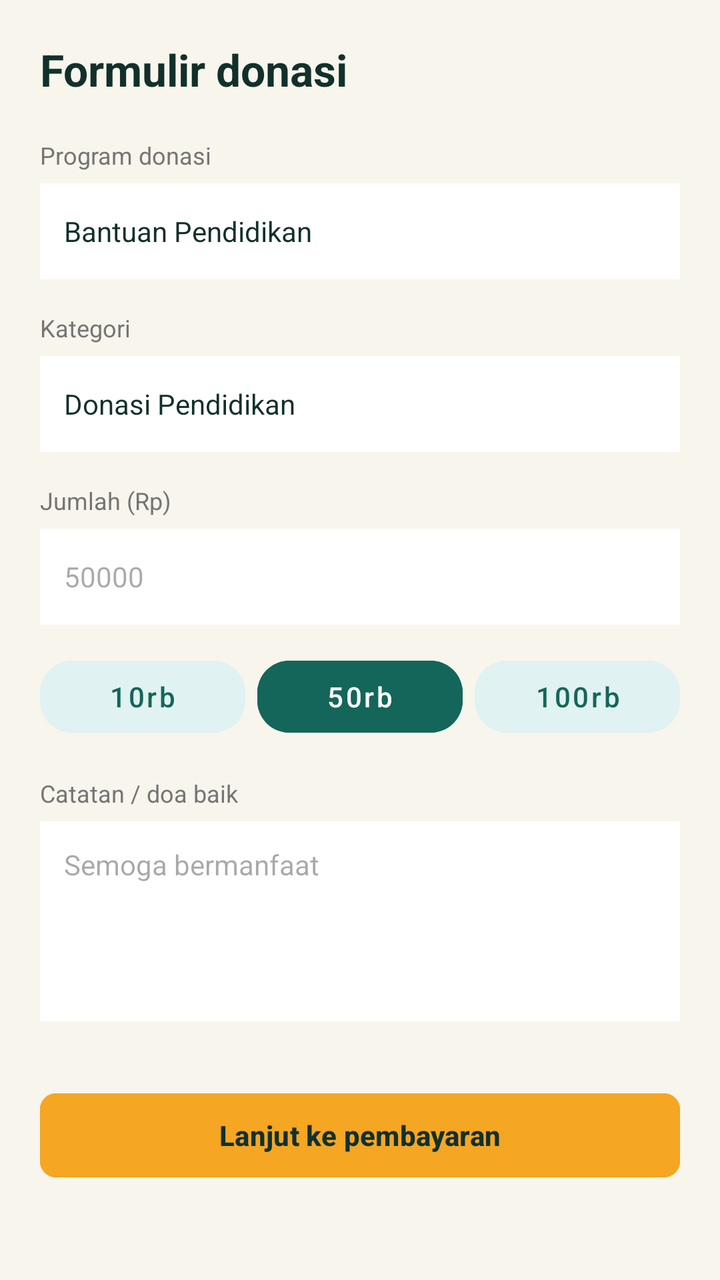
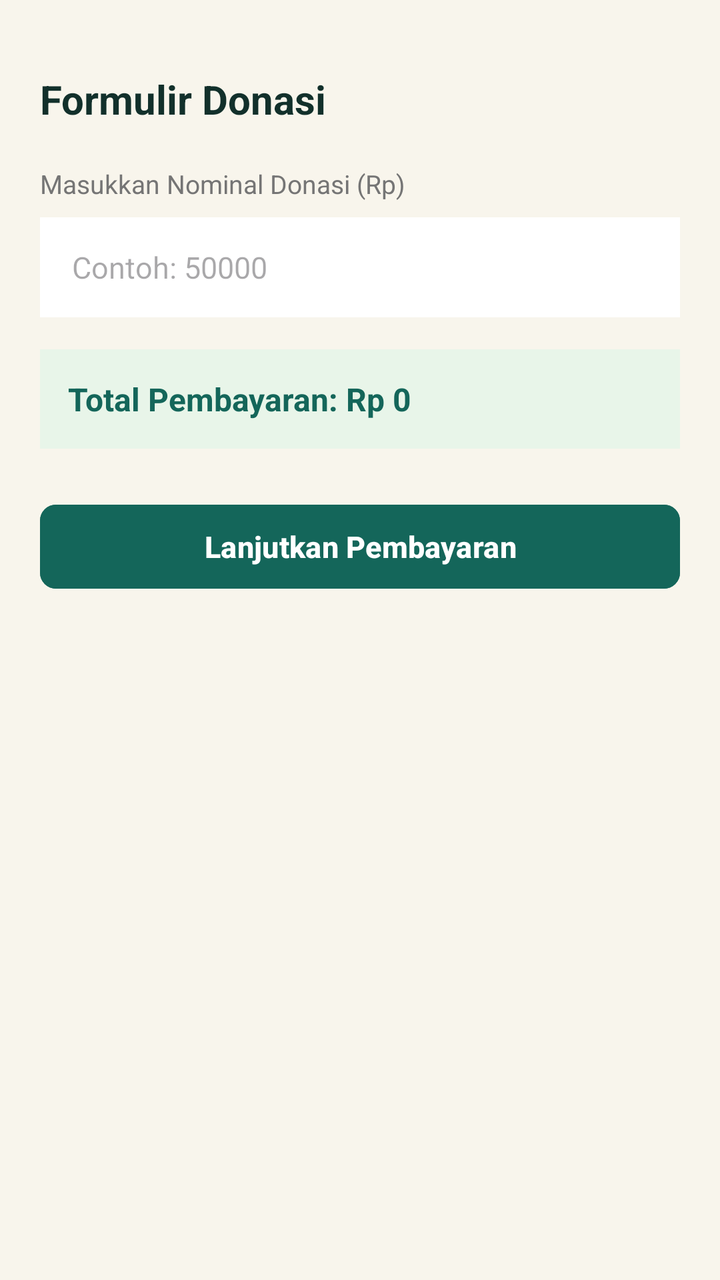

Screens rendered from an Android XML layout before and after an edit, with the pre-edit source and the edit as a unified diff.
<!-- AndroidManifest.xml: application theme Theme.TemanBaik_Kila -->
<!-- res/layout/activity_form_donasi.xml -->
<?xml version="1.0" encoding="utf-8"?>
<ScrollView xmlns:android="http://schemas.android.com/apk/res/android"
    xmlns:app="http://schemas.android.com/apk/res-auto"
    android:layout_width="match_parent"
    android:layout_height="match_parent"
    android:background="@color/krem_bg">

    <LinearLayout
        android:layout_width="match_parent"
        android:layout_height="wrap_content"
        android:orientation="vertical"
        android:padding="20dp">

        <TextView
            android:layout_width="wrap_content"
            android:layout_height="wrap_content"
            android:text="Formulir donasi"
            android:textColor="@color/tinta_dark"
            android:textSize="22sp"
            android:textStyle="bold" />

        
        <TextView
            android:layout_width="wrap_content"
            android:layout_height="wrap_content"
            android:layout_marginTop="20dp"
            android:text="Program donasi"
            android:textColor="@color/gray_text"
            android:textSize="12sp" />

        <EditText
            android:layout_width="match_parent"
            android:layout_height="48dp"
            android:layout_marginTop="6dp"
            android:background="@color/white"
            android:enabled="false"
            android:paddingHorizontal="12dp"
            android:text="Bantuan Pendidikan"
            android:textColor="@color/tinta_dark"
            android:textSize="14sp" />

        
        <TextView
            android:layout_width="wrap_content"
            android:layout_height="wrap_content"
            android:layout_marginTop="16dp"
            android:text="Kategori"
            android:textColor="@color/gray_text"
            android:textSize="12sp" />

        <EditText
            android:layout_width="match_parent"
            android:layout_height="48dp"
            android:layout_marginTop="6dp"
            android:background="@color/white"
            android:enabled="false"
            android:paddingHorizontal="12dp"
            android:text="Donasi Pendidikan"
            android:textColor="@color/tinta_dark"
            android:textSize="14sp" />

        
        <TextView
            android:layout_width="wrap_content"
            android:layout_height="wrap_content"
            android:layout_marginTop="16dp"
            android:text="Jumlah (Rp)"
            android:textColor="@color/gray_text"
            android:textSize="12sp" />

        <EditText
            android:id="@+id/et_jumlah_donasi"
            android:layout_width="match_parent"
            android:layout_height="48dp"
            android:layout_marginTop="6dp"
            android:background="@color/white"
            android:hint="50000"
            android:inputType="number"
            android:paddingHorizontal="12dp"
            android:textColor="@color/tinta_dark"
            android:textSize="14sp" />

        
        <LinearLayout
            android:layout_width="match_parent"
            android:layout_height="wrap_content"
            android:layout_marginTop="12dp"
            android:orientation="horizontal">

            <Button
                style="@style/Widget.MaterialComponents.Button.UnelevatedButton"
                android:layout_width="0dp"
                android:layout_height="wrap_content"
                android:layout_marginEnd="6dp"
                android:layout_weight="1"
                android:backgroundTint="#E0F2F1"
                android:text="10rb"
                android:textAllCaps="false"
                android:textColor="@color/teal_primary"
                app:cornerRadius="16dp" />

            <Button
                style="@style/Widget.MaterialComponents.Button.UnelevatedButton"
                android:layout_width="0dp"
                android:layout_height="wrap_content"
                android:layout_marginEnd="6dp"
                android:layout_weight="1"
                android:backgroundTint="@color/teal_primary"
                android:text="50rb"
                android:textAllCaps="false"
                android:textColor="@color/white"
                app:cornerRadius="16dp" />

            <Button
                style="@style/Widget.MaterialComponents.Button.UnelevatedButton"
                android:layout_width="0dp"
                android:layout_height="wrap_content"
                android:layout_weight="1"
                android:backgroundTint="#E0F2F1"
                android:text="100rb"
                android:textAllCaps="false"
                android:textColor="@color/teal_primary"
                app:cornerRadius="16dp" />
        </LinearLayout>

        
        <TextView
            android:layout_width="wrap_content"
            android:layout_height="wrap_content"
            android:layout_marginTop="16dp"
            android:text="Catatan / doa baik"
            android:textColor="@color/gray_text"
            android:textSize="12sp" />

        <EditText
            android:layout_width="match_parent"
            android:layout_height="100dp"
            android:layout_marginTop="6dp"
            android:background="@color/white"
            android:gravity="top|start"
            android:hint="Semoga bermanfaat"
            android:padding="12dp"
            android:textColor="@color/tinta_dark"
            android:textSize="14sp" />

        
        <Button
            android:id="@+id/btn_lanjut_pembayaran"
            android:layout_width="match_parent"
            android:layout_height="50dp"
            android:layout_marginTop="32dp"
            android:backgroundTint="@color/amber_accent"
            android:text="Lanjut ke pembayaran"
            android:textAllCaps="false"
            android:textColor="@color/tinta_dark"
            android:textStyle="bold"
            app:cornerRadius="8dp" />

    </LinearLayout>
</ScrollView>
<!-- resources referenced by this layout -->
<resources>
  <color name="amber_accent">#F5A623</color>
  <color name="gray_text">#757575</color>
  <color name="krem_bg">#F8F5EC</color>
  <color name="teal_primary">#14665A</color>
  <color name="tinta_dark">#12302B</color>
  <color name="white">#FFFFFF</color>
  <style name="Theme.TemanBaik_Kila" parent="Base.Theme.TemanBaik_Kila" />
  <style name="Base.Theme.TemanBaik_Kila" parent="Theme.Material3.DayNight.NoActionBar">
          
          
      </style>
</resources>

<!-- the commit's change to res/layout/activity_form_donasi.xml (unified diff, before → after) -->
@@ -1,160 +1,66 @@
 <?xml version="1.0" encoding="utf-8"?>
-<ScrollView xmlns:android="http://schemas.android.com/apk/res/android"
+<LinearLayout xmlns:android="http://schemas.android.com/apk/res/android"
     xmlns:app="http://schemas.android.com/apk/res-auto"
     android:layout_width="match_parent"
     android:layout_height="match_parent"
+    android:orientation="vertical"
+    android:padding="20dp"
     android:background="@color/krem_bg">
 
-    <LinearLayout
+    <TextView
+        android:layout_width="wrap_content"
+        android:layout_height="wrap_content"
+        android:layout_marginTop="16dp"
+        android:text="Formulir Donasi"
+        android:textColor="@color/tinta_dark"
+        android:textSize="20sp"
+        android:textStyle="bold" />
+
+    
+    <TextView
+        android:layout_width="wrap_content"
+        android:layout_height="wrap_content"
+        android:layout_marginTop="20dp"
+        android:text="Masukkan Nominal Donasi (Rp)"
+        android:textColor="@color/gray_text"
+        android:textSize="13sp" />
+
+    <EditText
+        android:id="@+id/et_nominal_donasi"
+        android:layout_width="match_parent"
+        android:layout_height="50dp"
+        android:layout_marginTop="8dp"
+        android:background="@color/white"
+        android:hint="Contoh: 50000"
+        android:inputType="number"
+        android:paddingHorizontal="16dp"
+        android:textSize="15sp" />
+
+    
+    <TextView
+        android:id="@+id/tv_total_bayar"
         android:layout_width="match_parent"
         android:layout_height="wrap_content"
-        android:orientation="vertical"
-        android:padding="20dp">
+        android:layout_marginTop="16dp"
+        android:background="#E8F5E9"
+        android:padding="14dp"
+        android:text="Total Pembayaran: Rp 0"
+        android:textColor="@color/teal_primary"
+        android:textSize="16sp"
+        android:textStyle="bold" />
 
-        <TextView
-            android:layout_width="wrap_content"
-            android:layout_height="wrap_content"
-            android:text="Formulir donasi"
-            android:textColor="@color/tinta_dark"
-            android:textSize="22sp"
-            android:textStyle="bold" />
+    
+    <Button
+        android:id="@+id/btn_lanjut_bayar"
+        android:layout_width="match_parent"
+        android:layout_height="50dp"
+        android:layout_marginTop="24dp"
+        android:backgroundTint="@color/teal_primary"
+        android:text="Lanjutkan Pembayaran"
+        android:textAllCaps="false"
+        android:textColor="@color/white"
+        android:textSize="15sp"
+        android:textStyle="bold"
+        app:cornerRadius="8dp" />
 
-        
-        <TextView
-            android:layout_width="wrap_content"
-            android:layout_height="wrap_content"
-            android:layout_marginTop="20dp"
-            android:text="Program donasi"
-            android:textColor="@color/gray_text"
-            android:textSize="12sp" />
-
-        <EditText
-            android:layout_width="match_parent"
-            android:layout_height="48dp"
-            android:layout_marginTop="6dp"
-            android:background="@color/white"
-            android:enabled="false"
-            android:paddingHorizontal="12dp"
-            android:text="Bantuan Pendidikan"
-            android:textColor="@color/tinta_dark"
-            android:textSize="14sp" />
-
-        
-        <TextView
-            android:layout_width="wrap_content"
-            android:layout_height="wrap_content"
-            android:layout_marginTop="16dp"
-            android:text="Kategori"
-            android:textColor="@color/gray_text"
-            android:textSize="12sp" />
-
-        <EditText
-            android:layout_width="match_parent"
-            android:layout_height="48dp"
-            android:layout_marginTop="6dp"
-            android:background="@color/white"
-            android:enabled="false"
-            android:paddingHorizontal="12dp"
-            android:text="Donasi Pendidikan"
-            android:textColor="@color/tinta_dark"
-            android:textSize="14sp" />
-
-        
-        <TextView
-            android:layout_width="wrap_content"
-            android:layout_height="wrap_content"
-            android:layout_marginTop="16dp"
-            android:text="Jumlah (Rp)"
-            android:textColor="@color/gray_text"
-            android:textSize="12sp" />
-
-        <EditText
-            android:id="@+id/et_jumlah_donasi"
-            android:layout_width="match_parent"
-            android:layout_height="48dp"
-            android:layout_marginTop="6dp"
-            android:background="@color/white"
-            android:hint="50000"
-            android:inputType="number"
-            android:paddingHorizontal="12dp"
-            android:textColor="@color/tinta_dark"
-            android:textSize="14sp" />
-
-        
-        <LinearLayout
-            android:layout_width="match_parent"
-            android:layout_height="wrap_content"
-            android:layout_marginTop="12dp"
-            android:orientation="horizontal">
-
-            <Button
-                style="@style/Widget.MaterialComponents.Button.UnelevatedButton"
-                android:layout_width="0dp"
-                android:layout_height="wrap_content"
-                android:layout_marginEnd="6dp"
-                android:layout_weight="1"
-                android:backgroundTint="#E0F2F1"
-                android:text="10rb"
-                android:textAllCaps="false"
-                android:textColor="@color/teal_primary"
-                app:cornerRadius="16dp" />
-
-            <Button
-                style="@style/Widget.MaterialComponents.Button.UnelevatedButton"
-                android:layout_width="0dp"
-                android:layout_height="wrap_content"
-                android:layout_marginEnd="6dp"
-                android:layout_weight="1"
-                android:backgroundTint="@color/teal_primary"
-                android:text="50rb"
-                android:textAllCaps="false"
-                android:textColor="@color/white"
-                app:cornerRadius="16dp" />
-
-            <Button
-                style="@style/Widget.MaterialComponents.Button.UnelevatedButton"
-                android:layout_width="0dp"
-                android:layout_height="wrap_content"
-                android:layout_weight="1"
-                android:backgroundTint="#E0F2F1"
-                android:text="100rb"
-                android:textAllCaps="false"
-                android:textColor="@color/teal_primary"
-                app:cornerRadius="16dp" />
-        </LinearLayout>
-
-        
-        <TextView
-            android:layout_width="wrap_content"
-            android:layout_height="wrap_content"
-            android:layout_marginTop="16dp"
-            android:text="Catatan / doa baik"
-            android:textColor="@color/gray_text"
-            android:textSize="12sp" />
-
-        <EditText
-            android:layout_width="match_parent"
-            android:layout_height="100dp"
-            android:layout_marginTop="6dp"
-            android:background="@color/white"
-            android:gravity="top|start"
-            android:hint="Semoga bermanfaat"
-            android:padding="12dp"
-            android:textColor="@color/tinta_dark"
-            android:textSize="14sp" />
-
-        
-        <Button
-            android:id="@+id/btn_lanjut_pembayaran"
-            android:layout_width="match_parent"
-            android:layout_height="50dp"
-            android:layout_marginTop="32dp"
-            android:backgroundTint="@color/amber_accent"
-            android:text="Lanjut ke pembayaran"
-            android:textAllCaps="false"
-            android:textColor="@color/tinta_dark"
-            android:textStyle="bold"
-            app:cornerRadius="8dp" />
-
-    </LinearLayout>
-</ScrollView>
+</LinearLayout>
<!-- resource entries referenced after the edit -->
@@ -1,6 +1,5 @@
 <!-- resources referenced by this layout -->
 <resources>
-  <color name="amber_accent">#F5A623</color>
   <color name="gray_text">#757575</color>
   <color name="krem_bg">#F8F5EC</color>
   <color name="teal_primary">#14665A</color>
